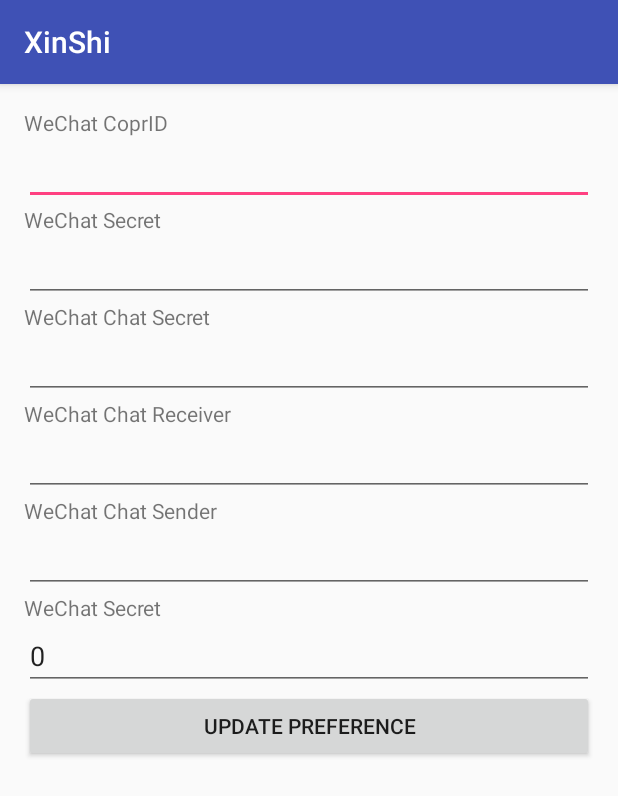
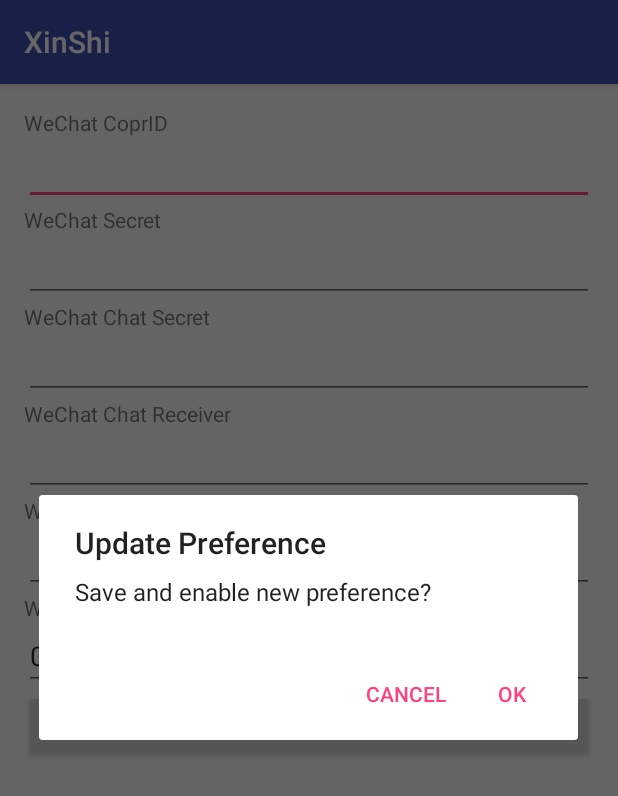
Before and after one commit to athurg/xinshi, an Android app: the screen it shows after launch (MainActivity), after a tap on "UPDATE PREFERENCE", on a phone screen of 412 x 824 dp. Shown: the top 796 px of the screen. Run offline under Robolectric (Android 15) with nearby library versions, the phone set to English and light mode, and no system bars.

Commit message:
Add alert dialog before save preference

```diff
--- a/app/src/main/java/org/gooth/xinshi/MainActivity.java
+++ b/app/src/main/java/org/gooth/xinshi/MainActivity.java
@@ -1,5 +1,7 @@
 package org.gooth.xinshi;
 
+import android.app.AlertDialog;
+import android.content.DialogInterface;
 import android.content.SharedPreferences;
 import android.content.SharedPreferences.Editor;
 import android.support.v7.app.AppCompatActivity;
@@ -41,8 +43,7 @@
         editText.setText(agentid.toString());
     }
 
-    //更新配置按钮回调函数
-    public void updatePreferences(View view) {
+    void savePreferece() {
         SharedPreferences preference = getSharedPreferences("wechat_config", MODE_PRIVATE);
         Editor editor = preference.edit();
 
@@ -67,4 +68,25 @@
 
         editor.apply();
     }
+
+    //更新配置按钮回调函数
+    public void updatePreferences(View view) {
+        AlertDialog.Builder builder = new AlertDialog.Builder(this);
+
+        builder.setTitle(R.string.update_preference);
+        builder.setMessage(R.string.update_preference_description);
+
+        builder.setPositiveButton(android.R.string.ok, new DialogInterface.OnClickListener() {
+            public void onClick(DialogInterface dialog, int id) {
+                savePreferece();
+            }
+        });
+        builder.setNegativeButton(android.R.string.cancel, new DialogInterface.OnClickListener() {
+            public void onClick(DialogInterface dialog, int id) {
+                loadPreference();
+            }
+        });
+
+        builder.create().show();
+    }
 }
--- a/app/src/main/res/values/strings.xml
+++ b/app/src/main/res/values/strings.xml
@@ -7,4 +7,5 @@
     <string name="wechat_chat_agent_id">WeChat Secret</string>
     <string name="wechat_chat_receiver">WeChat Chat Receiver</string>
     <string name="update_preference">Update Preference</string>
+    <string name="update_preference_description">Save and enable new preference?</string>
 </resources>
```
Also changed, not shown: 1 other file.
